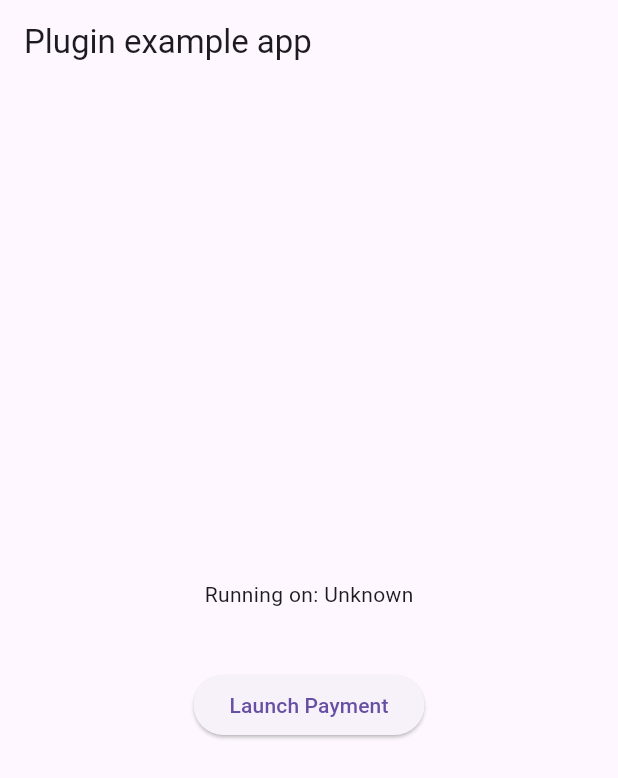
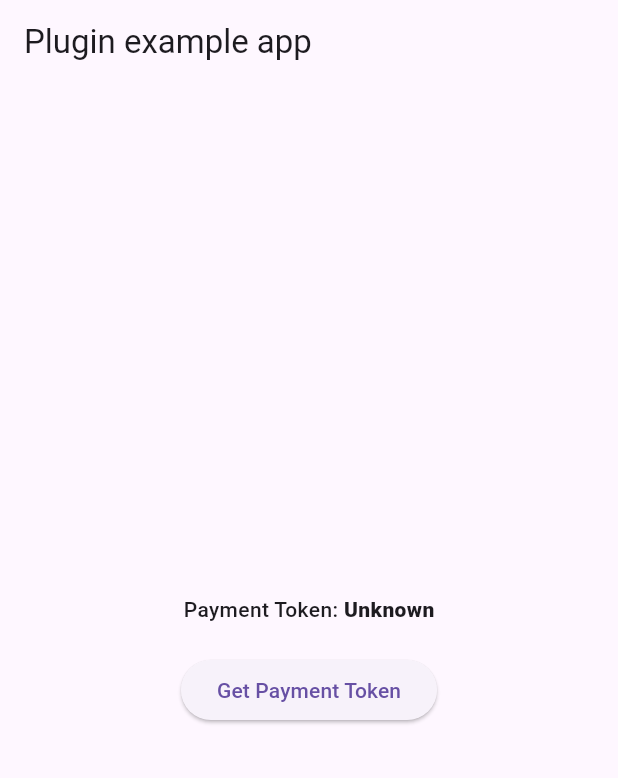
Before and after one commit to zubisofts/moniepoint_checkout_sdk, a Flutter app: the screen it shows after launch, on a phone screen of 412 x 824 dp. Shown: the top 778 px of the screen. Run offline on Flutter 3.47's test engine with Material 3 defaults, Android fonts, the phone set to English and light mode, and no system bars; our stand-ins replace plugin_platform_interface.

```diff
--- a/example/lib/main.dart
+++ b/example/lib/main.dart
@@ -25,11 +25,13 @@ class _MyAppState extends State<MyApp> {
   }
 
   // Platform messages are asynchronous, so we initialize in an async method.
-  Future<void> initPlatformState() async {
+  Future<void> getPaymentToken() async {
     try {
       final checkout = MoniepointCheckout();
       await checkout.initialize(
-          publicKey: 'pk_sbox_pmfui27bywspolwlmqej5b6gvmr');
+        publicKey: 'pk_sbox_pmfui27bywspolwlmqej5b6gvmr',
+        environment: CheckoutEnvironment.sandbox
+      );
       final token = await checkout.tokenize();
       setState(() {
         _token = token;
@@ -52,20 +54,24 @@ class _MyAppState extends State<MyApp> {
         appBar: AppBar(
           title: const Text('Plugin example app'),
         ),
-        body: Center(
-          child: Column(
+        body: Column(
           mainAxisAlignment: MainAxisAlignment.center,
           children: [
-              Text('Running on: $_token\n'),
+            Row(
+              mainAxisAlignment: MainAxisAlignment.center,
+              children: [
+                const Text('Payment Token: ', style: TextStyle(fontWeight: FontWeight.w500),),
+                Text(_token, style: const TextStyle(fontWeight: FontWeight.w800),),
+              ],
+            ),
             const SizedBox(height: 20),
             ElevatedButton(
               onPressed: () {
-                  initPlatformState();
+                getPaymentToken();
               },
-                child: Text("Launch Payment"),
+              child: const Text("Get Payment Token"),
             ),
           ],
-          ),
         ),
       ),
     );
```
Lines whose indentation alone changed are shown as unchanged.
